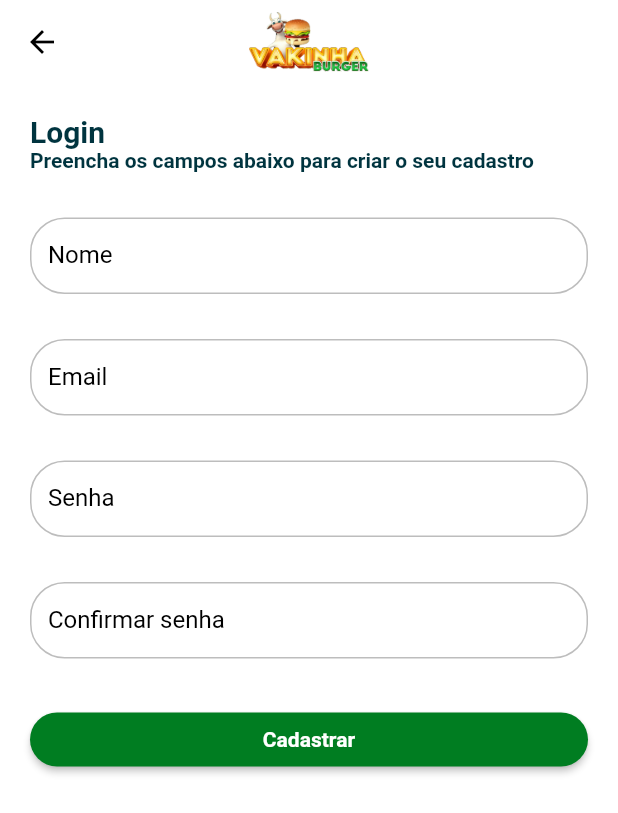
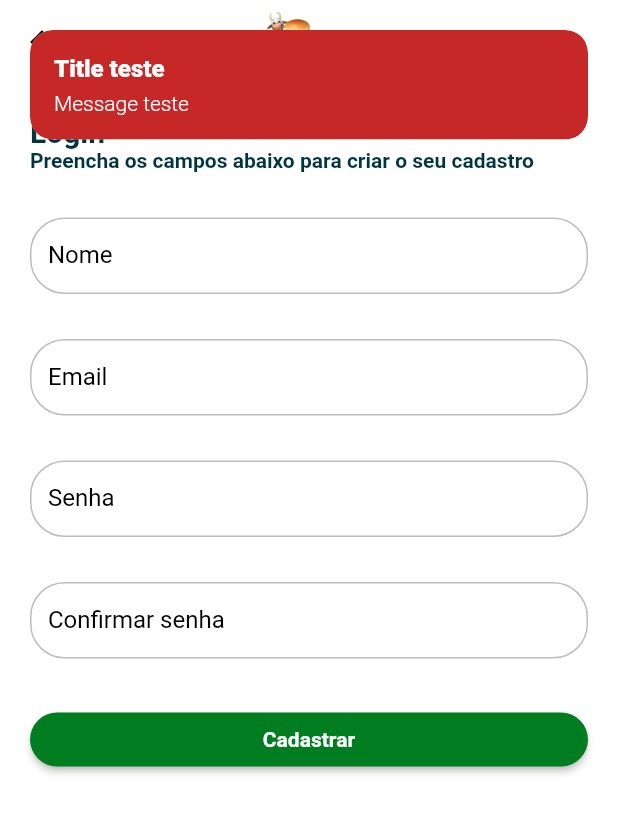
Before and after one commit to arielsardinha/vakinha_burger_flutter, a Flutter app: the RegisterPage screen opened by its route, after a tap on "Cadastrar", on a phone screen of 412 x 824 dp. Shown: the top 813 px of the screen. Run offline on Flutter 3.47's test engine with Material 2 defaults, Android fonts, the phone set to English and light mode, and no system bars; our stand-ins replace get; Roboto replaces fonts that are missing (mplus1).

Commit message:
criando mensagens utilitarias

```diff
--- /dev/null
+++ b/lib/app/core/mixins/messages_mixin.dart
@@ -0,0 +1,51 @@
+import 'package:flutter/material.dart';
+import 'package:get/get.dart';
+
+mixin MessagesMixin on GetxController {
+  void messageListener(Rxn<MessageModel> message) {
+    ever<MessageModel?>(message, (model) async {
+      if (model != null) {
+        Get.snackbar(
+          model.title,
+          model.message,
+          colorText: model.type.textColor(),
+          backgroundColor: model.type.color(),
+          margin: const EdgeInsets.all(20),
+        );
+      }
+    });
+  }
+}
+
+class MessageModel {
+  final String title, message;
+  final MessageType type;
+
+  MessageModel({
+    required this.title,
+    required this.message,
+    required this.type,
+  });
+}
+
+enum MessageType { error, info }
+
+extension MessageTypeColorExt on MessageType {
+  Color color() {
+    switch (this) {
+      case MessageType.error:
+        return Colors.red[800]!;
+      case MessageType.info:
+        return Colors.blue[200]!;
+    }
+  }
+
+  Color textColor() {
+    switch (this) {
+      case MessageType.error:
+        return Colors.white;
+      case MessageType.info:
+        return Colors.black;
+    }
+  }
+}
--- /dev/null
+++ b/lib/app/modules/auth/register/register_bindings.dart
@@ -0,0 +1,17 @@
+import 'package:get/get.dart';
+import 'package:vakinha_burger_mobile/app/modules/auth/register/register_controller.dart';
+import 'package:vakinha_burger_mobile/app/repositories/auth/auth_repository.dart';
+import 'package:vakinha_burger_mobile/app/repositories/auth/auth_repository_interface.dart';
+
+class RegisterBindings implements Bindings {
+  @override
+  void dependencies() {
+    Get.lazyPut<AuthRepository>(
+      () => AuthRepositoryImpl(
+        restClient: Get.find(),
+      ),
+    );
+
+    Get.lazyPut(() => RegisterController(authRepository: Get.find()));
+  }
+}
--- /dev/null
+++ b/lib/app/modules/auth/register/register_controller.dart
@@ -0,0 +1,39 @@
+import 'package:get/get.dart';
+import 'package:vakinha_burger_mobile/app/core/mixins/loader_mixin.dart';
+import 'package:vakinha_burger_mobile/app/core/mixins/messages_mixin.dart';
+import 'package:vakinha_burger_mobile/app/repositories/auth/auth_repository.dart';
+
+class RegisterController extends GetxController
+    with LoaderMixin, MessagesMixin {
+  final AuthRepository _authRepository;
+  final loading = false.obs;
+  final message = Rxn<MessageModel>();
+
+  RegisterController({
+    required AuthRepository authRepository,
+  }) : _authRepository = authRepository;
+
+  @override
+  void onInit() {
+    // TODO: implement onInit
+    loaderListener(loading);
+    messageListener(message);
+    super.onInit();
+  }
+
+  void qualquer() {
+    // message.value = MessageModel(
+    //   title: 'Title teste',
+    //   message: 'Message teste',
+    //   type: MessageType.error,
+    // );
+
+    message(MessageModel(
+      title: 'Title teste',
+      message: 'Message teste',
+      type: MessageType.error,
+    ));
+    // loading.toggle();
+    // Future.delayed(const Duration(seconds: 2), () => loading.toggle());
+  }
+}
--- a/lib/app/modules/auth/register/register_page.dart
+++ b/lib/app/modules/auth/register/register_page.dart
@@ -4,6 +4,7 @@ import 'package:vakinha_burger_mobile/app/core/ui/vakinha_ui.dart';
 import 'package:vakinha_burger_mobile/app/core/ui/widgets/vakinha_appar.dart';
 import 'package:vakinha_burger_mobile/app/core/ui/widgets/vakinha_button.dart';
 import 'package:vakinha_burger_mobile/app/core/ui/widgets/vakinha_textFormFild.dart';
+import 'package:vakinha_burger_mobile/app/modules/auth/register/register_controller.dart';
 
 class RegisterPage extends StatelessWidget {
   const RegisterPage({Key? key}) : super(key: key);
@@ -58,7 +59,8 @@ class RegisterPage extends StatelessWidget {
                   ),
                   Center(
                     child: VkButton(
-                      onPressed: () {},
+                      onPressed: () =>
+                          Get.find<RegisterController>().qualquer(),
                       label: 'Cadastrar',
                       width: context.width,
                     ),
--- a/lib/app/routes/register_page.dart
+++ b/lib/app/routes/register_page.dart
@@ -1,5 +1,6 @@
 import 'package:get/get.dart';
 import 'package:vakinha_burger_mobile/app/modules/auth/login/login_page.dart';
+import 'package:vakinha_burger_mobile/app/modules/auth/register/register_bindings.dart';
 import 'package:vakinha_burger_mobile/app/modules/auth/register/register_page.dart';
 
 class RegisterRoutes {
@@ -8,6 +9,7 @@ class RegisterRoutes {
   static final routes = <GetPage>[
     GetPage(
       name: '/auth/register',
+      binding: RegisterBindings(),
       page: () => const RegisterPage(),
     )
   ];
--- a/lib/main.dart
+++ b/lib/main.dart
@@ -1,5 +1,6 @@
 import 'package:flutter/material.dart';
 import 'package:get/get.dart';
+import 'package:vakinha_burger_mobile/app/core/bindings/aplication_binding.dart';
 import 'package:vakinha_burger_mobile/app/core/ui/vakinha_ui.dart';
 import 'package:vakinha_burger_mobile/app/routes/auth_routes.dart';
 import 'package:vakinha_burger_mobile/app/routes/register_page.dart';
@@ -17,6 +18,7 @@ class VakinhaBurgerMainApp extends StatelessWidget {
     return GetMaterialApp(
       title: 'Vakinha Burger',
       theme: VakinhaUi.theme,
+      initialBinding: AplicationBinding(),
       getPages: [
         ...SplashRoutes.routes,
         ...AuthRoutes.routes,
```
Also changed, not shown: lib/app/core/bindings/aplication_binding.dart (added, +12 -0 lines), lib/app/core/mixins/loader_mixin.dart (added, +23 -0 lines).
